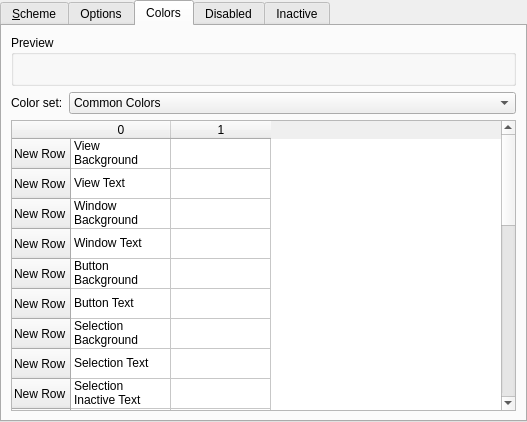
First picture: the form in kcms/colors/colorsettings.ui, repository Sonic-DE/sonic-desktop-interface, before the edit.
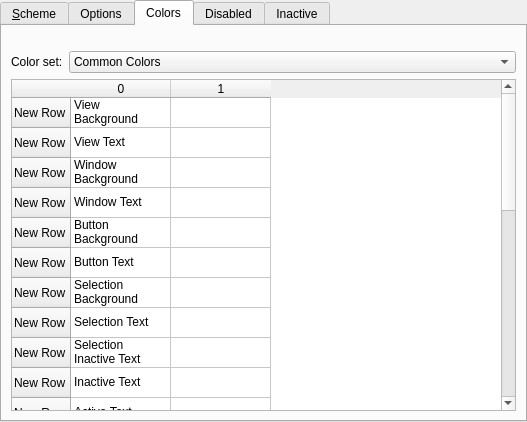
Second picture: the form after the edit. The open tabs and pages were chosen to show the change. Custom widgets are drawn as their Qt base class.

Commit message: update color kcm layout to show preview without a frame

Patch:
```diff
--- a/kcms/colors/colorsettings.ui
+++ b/kcms/colors/colorsettings.ui
@@ -683,43 +683,6 @@
         </widget>
        </item>
        <item row="0" column="0" colspan="2">
-        <widget class="QGroupBox" name="groupBox_4">
-         <property name="sizePolicy">
-          <sizepolicy hsizetype="Preferred" vsizetype="Fixed">
-           <horstretch>0</horstretch>
-           <verstretch>0</verstretch>
-          </sizepolicy>
-         </property>
-         <property name="minimumSize">
-          <size>
-           <width>0</width>
-           <height>0</height>
-          </size>
-         </property>
-         <property name="title">
-          <string>Preview</string>
-         </property>
-         <layout class="QVBoxLayout" name="verticalLayout_4">
-          <item>
-           <widget class="QStackedWidget" name="stackPreview">
-            <property name="currentIndex">
-             <number>0</number>
-            </property>
-            <widget class="QWidget" name="pageCommonPreview">
-             <layout class="QVBoxLayout" name="verticalLayout">
-              <property name="leftMargin">
-               <number>0</number>
-              </property>
-              <property name="topMargin">
-               <number>0</number>
-              </property>
-              <property name="rightMargin">
-               <number>0</number>
-              </property>
-              <property name="bottomMargin">
-               <number>0</number>
-              </property>
-              <item>
                <widget class="PreviewWidget" name="colorPreview" native="true">
                 <property name="sizePolicy">
                  <sizepolicy hsizetype="Preferred" vsizetype="Fixed">
@@ -737,45 +700,6 @@
               </item>
              </layout>
             </widget>
-            <widget class="QWidget" name="pageSetPreview">
-             <layout class="QVBoxLayout" name="verticalLayout_5">
-              <property name="leftMargin">
-               <number>0</number>
-              </property>
-              <property name="topMargin">
-               <number>0</number>
-              </property>
-              <property name="rightMargin">
-               <number>0</number>
-              </property>
-              <property name="bottomMargin">
-               <number>0</number>
-              </property>
-              <item>
-               <widget class="SetPreviewWidget" name="setPreview" native="true">
-                <property name="sizePolicy">
-                 <sizepolicy hsizetype="Preferred" vsizetype="Fixed">
-                  <horstretch>0</horstretch>
-                  <verstretch>0</verstretch>
-                 </sizepolicy>
-                </property>
-                <property name="minimumSize">
-                 <size>
-                  <width>0</width>
-                  <height>10</height>
-                 </size>
-                </property>
-               </widget>
-              </item>
-             </layout>
-            </widget>
-           </widget>
-          </item>
-         </layout>
-        </widget>
-       </item>
-      </layout>
-     </widget>
      <widget class="QWidget" name="pageDisabled">
       <attribute name="title">
        <string comment="@title:tab color transformations on disabled elements">Disabled</string>
@@ -1292,12 +1216,6 @@
    <header>previewwidget.h</header>
    <container>1</container>
   </customwidget>
-  <customwidget>
-   <class>SetPreviewWidget</class>
-   <extends>QWidget</extends>
-   <header>setpreviewwidget.h</header>
-   <container>1</container>
-  </customwidget>
  </customwidgets>
  <tabstops>
   <tabstop>tabWidget</tabstop>
```
Left out of the diff: 66 changed lines with no effect on the pictures. Lines whose indentation alone changed are shown as unchanged.
